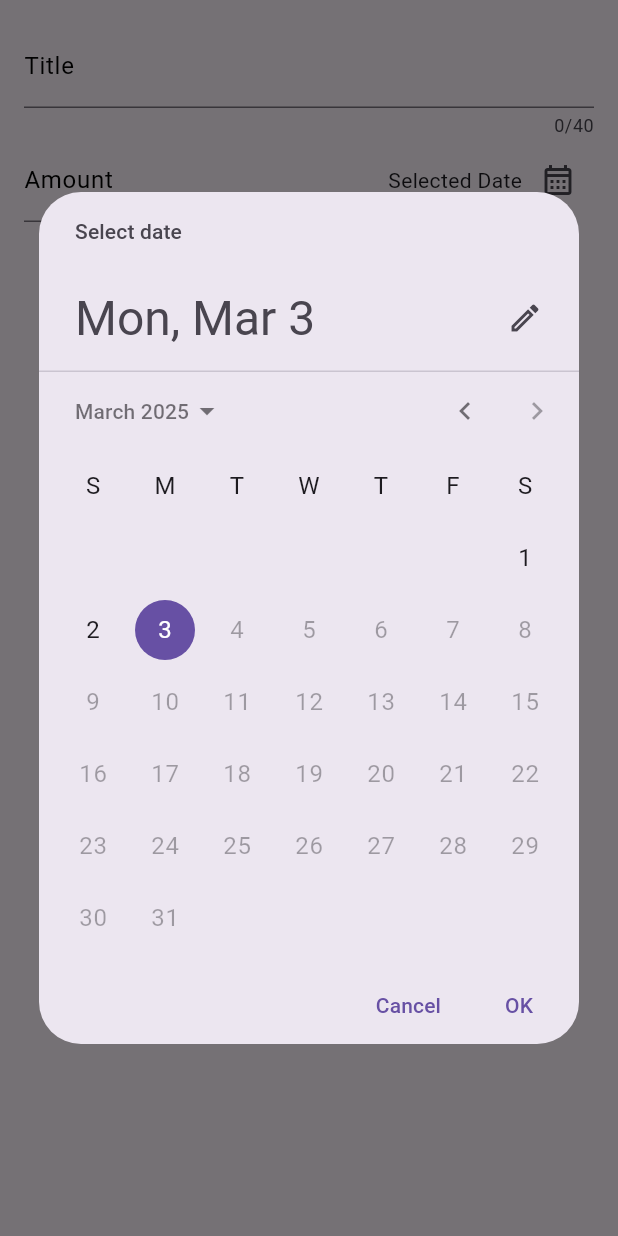
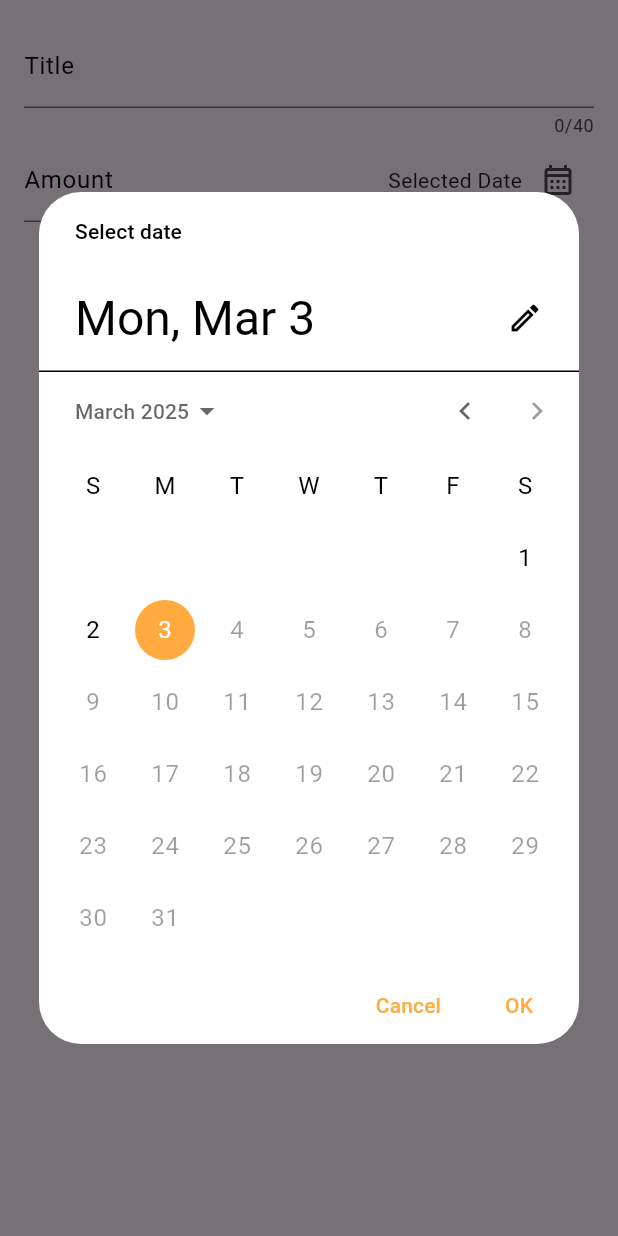
Before and after one commit to NavidZamanKhan/Expense-Tracker-App, a Flutter app: the NewExpense widget shown alone on an empty page, opened directly, after a tap on the "calendar month" icon, on a phone screen of 412 x 824 dp. Run offline on Flutter 3.47's test engine with Material 3 defaults, Android fonts, the phone set to English and light mode, and no system bars; our stand-ins replace google_fonts.

Commit message:
changed the theme of the date picker to match the website vibe

```diff
--- a/lib/widget/new_expense.dart
+++ b/lib/widget/new_expense.dart
@@ -20,6 +20,18 @@ class _NewExpenseState extends State<NewExpense> {
       firstDate: firstDate,
       lastDate: now,
       initialDate: now,
+      builder: (BuildContext context, Widget? child) {
+        return Theme(
+          data: ThemeData.light().copyWith(
+            colorScheme: ColorScheme.light(
+              primary: Colors.orangeAccent,
+              onPrimary: Colors.white,
+              onSurface: Colors.black,
+            ),
+          ),
+          child: child!,
+        );
+      },
     );
   }
 
@@ -82,14 +94,23 @@ class _NewExpenseState extends State<NewExpense> {
                 onPressed: () {
                   Navigator.pop(context);
                 },
-                child: const Text("Cancel"),
+                child: const Text(
+                  "Cancel",
+                  style: TextStyle(color: Colors.black),
+                ),
               ),
-              ElevatedButton(
+              FilledButton(
                 onPressed: () {
                   print(_titleController.text);
                   print(_amountController.text);
                 },
-                child: const Text("Add Expense"),
+                style: FilledButton.styleFrom(
+                  backgroundColor: Colors.orangeAccent,
+                ),
+                child: const Text(
+                  "Add Expense",
+                  style: TextStyle(color: Colors.black),
+                ),
               ),
             ],
           ),
```
Also changed, not shown: 1 other file.
